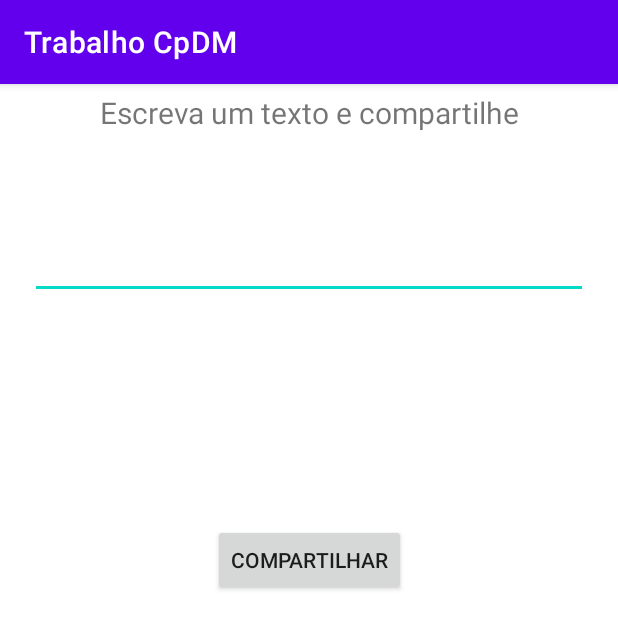
After one commit to AndersonSantosFernandes/DispositivoMovel, an Android app: the Compartilhar screen opened directly, with no data from a screen before it, on a phone screen of 412 x 824 dp. The commit adds this screen. Shown: the top 629 px of the screen. Run offline under Robolectric (Android 15) with nearby library versions, the phone set to English and light mode, and no system bars.

Commit message:
save 27112021_2

```diff
--- /dev/null
+++ b/app/src/main/java/com/meu/trabalhocpm/Compartilhar.java
@@ -0,0 +1,41 @@
+package com.meu.trabalhocpm;
+
+import androidx.appcompat.app.AppCompatActivity;
+
+import android.content.Intent;
+import android.os.Bundle;
+import android.widget.EditText;
+import android.view.View;
+
+import com.google.android.material.snackbar.Snackbar;
+
+public class Compartilhar extends AppCompatActivity {
+    EditText enviaTexto;
+    @Override
+    protected void onCreate(Bundle savedInstanceState) {
+        super.onCreate(savedInstanceState);
+        setContentView(R.layout.activity_compartilhar);
+
+        enviaTexto = (EditText) findViewById(R.id.editTextTextMultiLine);
+
+    }
+    public void enviar(View view){
+
+        String input = enviaTexto.getText().toString();
+
+        if(input.isEmpty()){
+            Snackbar.make(view,"Não se manda mensagem em branco",Snackbar.LENGTH_SHORT).show();
+
+        }else{
+            Intent intent = new Intent();
+            intent.setAction(Intent.ACTION_SEND);
+            String texto = enviaTexto.getText().toString();
+            intent.putExtra(Intent.EXTRA_TEXT, texto);
+            intent.setType("text/plain");
+            Intent shareIntent = Intent.createChooser(intent,"Escolha por onde compartilhar");
+            startActivity(shareIntent);
+        }
+
+
+    }
+}
--- a/app/src/main/java/com/meu/trabalhocpm/MainActivity.java
+++ b/app/src/main/java/com/meu/trabalhocpm/MainActivity.java
@@ -37,6 +37,11 @@ public class MainActivity extends AppCompatActivity {
 
                 break;
 
+            case R.id.menu02:
+                Intent intent2 = new Intent(MainActivity.this, Compartilhar.class);
+                startActivity(intent2);
+
+                break;
 
             case R.id.menu05:
                 Intent intent5 = new Intent(MainActivity.this, Bhaskara.class);
--- /dev/null
+++ b/app/src/main/res/layout/activity_compartilhar.xml
@@ -0,0 +1,57 @@
+<?xml version="1.0" encoding="utf-8"?>
+<androidx.constraintlayout.widget.ConstraintLayout xmlns:android="http://schemas.android.com/apk/res/android"
+    xmlns:app="http://schemas.android.com/apk/res-auto"
+    xmlns:tools="http://schemas.android.com/tools"
+    android:layout_width="match_parent"
+    android:layout_height="match_parent"
+    tools:context=".Compartilhar"
+
+    >
+
+
+    <TextView
+        android:id="@+id/titulo"
+        android:layout_width="fill_parent"
+        android:layout_height="wrap_content"
+        android:text="@string/titulo_compartilha"
+        android:gravity="center"
+        android:textSize="20sp"
+        android:padding="5dp"
+        app:layout_constraintTop_toTopOf="parent"
+        app:layout_constraintStart_toStartOf="parent"
+        app:layout_constraintEnd_toEndOf="parent"
+        />
+
+    <EditText
+        android:id="@+id/editTextTextMultiLine"
+        android:layout_width="fill_parent"
+        android:layout_height="wrap_content"
+        android:ems="10"
+        android:gravity="start|top"
+        android:layout_marginLeft="20dp"
+        android:layout_marginRight="20dp"
+        android:layout_marginTop="60dp"
+        android:inputType="textMultiLine"
+        tools:layout_editor_absoluteX="85dp"
+        tools:layout_editor_absoluteY="88dp"
+        app:layout_constraintTop_toBottomOf="@id/titulo"
+        app:layout_constraintStart_toStartOf="parent"
+        app:layout_constraintEnd_toEndOf="parent"
+
+        />
+
+
+    <androidx.appcompat.widget.AppCompatButton
+        android:id="@+id/button"
+        android:layout_width="wrap_content"
+        android:layout_height="wrap_content"
+        android:text="@string/btCompartilhar"
+        android:onClick="enviar"
+        android:layout_marginTop="150dp"
+        tools:layout_editor_absoluteX="173dp"
+        tools:layout_editor_absoluteY="183dp"
+        app:layout_constraintStart_toStartOf="parent"
+        app:layout_constraintEnd_toEndOf="parent"
+        app:layout_constraintTop_toBottomOf="@id/editTextTextMultiLine"
+        />
+</androidx.constraintlayout.widget.ConstraintLayout>
--- a/app/src/main/res/layout/activity_main.xml
+++ b/app/src/main/res/layout/activity_main.xml
@@ -40,7 +40,10 @@
 
         <ImageView
             android:id="@+id/imageView2"
-            style="@style/imgTelaInicial" android:layout_marginTop="4dp" />
+            style="@style/imgTelaInicial" android:layout_marginTop="4dp"
+            android:src="@drawable/compartilhar"
+            />
+
     </LinearLayout>
 
     <LinearLayout
--- a/app/src/main/res/menu/menu_principal.xml
+++ b/app/src/main/res/menu/menu_principal.xml
@@ -11,15 +11,15 @@
     <!--app:showAsAction="never" o menu nunca aparece na barra-->
 
     <item
-        android:title="@string/menu1"
+        android:title="@string/menu2"
         android:id="@+id/menu02"
         />
     <item
-        android:title="@string/menu1"
+        android:title="@string/menu3"
         android:id="@+id/menu03"
         />
     <item
-        android:title="@string/menu1"
+        android:title="@string/menu4"
         android:id="@+id/menu04"
         />
     <item
--- a/app/src/main/res/values/strings.xml
+++ b/app/src/main/res/values/strings.xml
@@ -6,12 +6,12 @@
 
     </string>
 
-    <string name="app_name">Trabalho CPM</string>
+    <string name="app_name">Trabalho CpDM</string>
     <string name="sLuz">Sensor de luz</string>
     <string name="bt1">Botõ 1</string>
 
     <string name="menu1">Sensor de luz</string>
-    <string name="menu2">menu2</string>
+    <string name="menu2">Compartilhamento</string>
     <string name="menu3">menu3</string>
     <string name="menu4">menu 4</string>
     <string name="Fbhaskara">Bhaskara</string>
@@ -36,5 +36,8 @@
     <string name="calculo">Calcular</string>
     <string name="sensor_de_luminosidade">Sensor de luminosidade</string>
 
+    <string name="titulo_compartilha">Escreva um texto e compartilhe</string>
+    <string name="btCompartilhar">Compartilhar</string>
+
 
 </resources>
```
Also changed, not shown: app/src/main/AndroidManifest.xml (+13 -3 lines), app/src/main/res/drawable/compartilhar.png (added).
